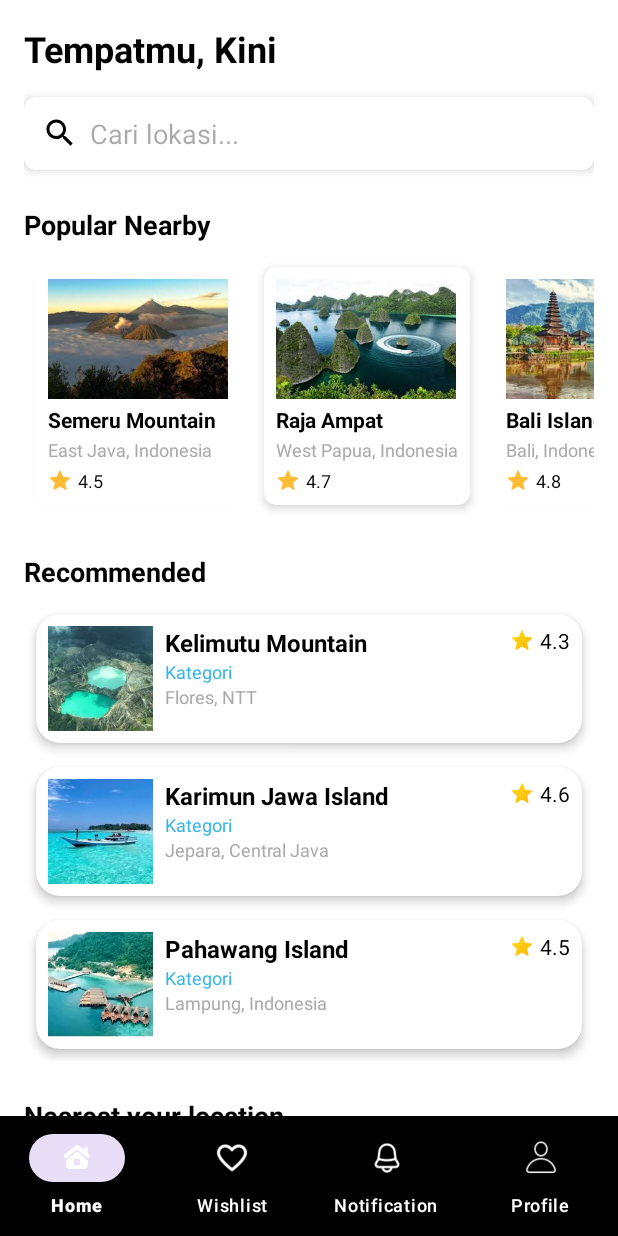
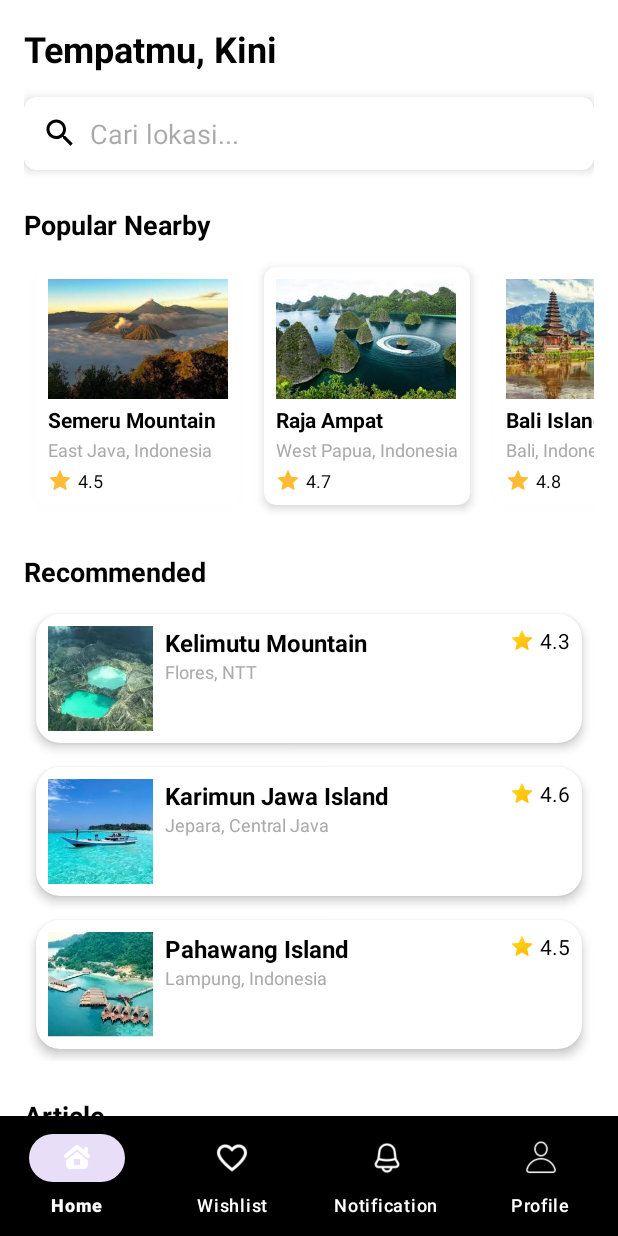
Before and after one commit to FizKw/Project-MAP, an Android app: the HomePageFragment screen opened through its navigation route, on a phone screen of 412 x 824 dp. Run offline under Robolectric (Android 15) with nearby library versions, the phone set to English and light mode, and no system bars; our stand-ins replace Firebase (no records; nobody signed in at launch, a user with empty details on screens opened directly), navigation-ui.

Commit message:
feat: review star
-adding star review
-remove nearest location
-remove choose location

```diff
--- a/app/src/main/java/com/example/projekmap/ChooseLocationAdapter.kt
+++ /dev/null
@@ -1,41 +0,0 @@
-package com.example.projekmap
-
-import android.content.Intent
-import android.view.LayoutInflater
-import android.view.View
-import android.view.ViewGroup
-import android.widget.ImageView
-import android.widget.TextView
-import androidx.recyclerview.widget.RecyclerView
-
-class ChooseLocationAdapter(private val items: List<Place>) : RecyclerView.Adapter<ChooseLocationAdapter.ViewHolder>() {
-
-    inner class ViewHolder(itemView: View) : RecyclerView.ViewHolder(itemView) {
-        val image: ImageView = itemView.findViewById(R.id.location_image)
-        val name: TextView = itemView.findViewById(R.id.location_name)
-    }
-
-    override fun onCreateViewHolder(parent: ViewGroup, viewType: Int): ViewHolder {
-        val view = LayoutInflater.from(parent.context).inflate(R.layout.item_choose_location, parent, false)
-        return ViewHolder(view)
-    }
-
-    override fun onBindViewHolder(holder: ViewHolder, position: Int) {
-        val place = items[position]
-        holder.image.setImageResource(place.imageRes)
-        holder.name.text = place.name
-
-        // Klik item untuk membuka PlaceListActivity
-        holder.itemView.setOnClickListener {
-            val context = holder.itemView.context
-            val intent = Intent(context, PlaceListActivity::class.java).apply {
-                putExtra("REGION", place.name) // Kirim data wilayah (Central Java / Yogyakarta)
-            }
-            context.startActivity(intent)
-        }
-    }
-
-    override fun getItemCount(): Int {
-        return items.size
-    }
-}
--- a/app/src/main/java/com/example/projekmap/HomePageFragment.kt
+++ b/app/src/main/java/com/example/projekmap/HomePageFragment.kt
@@ -71,8 +71,6 @@ class HomePageFragment : BaseAuthFragment() {
         // Initialize RecyclerViews
         popularNearbyRecyclerView = view.findViewById(R.id.popularNearbyRecyclerView)
         recommendedRecyclerView = view.findViewById(R.id.recommendedRecyclerView)
-        nearestLocationRecyclerView = view.findViewById(R.id.nearestLocationRecyclerView)
-        chooseLocationRecyclerView = view.findViewById(R.id.chooseLocationRecyclerView)
         articleRecyclerView = view.findViewById(R.id.articleRecyclerView) // Initialize article RecyclerView
 
 
@@ -90,8 +88,6 @@ class HomePageFragment : BaseAuthFragment() {
         // Setup RecyclerView
         setupPopularNearbyRecyclerView()
         setupRecommendedRecyclerView()
-        setupNearestLocationRecyclerView()
-        setupChooseLocationRecyclerView()
         setupArticleRecyclerView()// Add setup for Choose Location
     }
 
@@ -170,26 +166,6 @@ class HomePageFragment : BaseAuthFragment() {
         recommendedRecyclerView.adapter = adapter
     }
 
-    private fun setupNearestLocationRecyclerView() {
-        val nearestPlaces = listOf(
-            Place("Pramuka Island", "Thousand Island, Jakarta Kep", 4.5, R.drawable.pramuka_island, "Pramuka Island is famous for its pristine beaches."),
-            Place("Pari Island", "Thousand Island, Jakarta Kep", 4.3, R.drawable.pari_island, "Pari Island is a beautiful island with clear waters and great snorkeling spots.")
-        )
-        val adapter = NearestLocationAdapter(nearestPlaces)
-        nearestLocationRecyclerView.layoutManager = LinearLayoutManager(requireContext(), LinearLayoutManager.HORIZONTAL, false)
-        nearestLocationRecyclerView.adapter = adapter
-    }
-
-    private fun setupChooseLocationRecyclerView() {
-        val locations = listOf(
-            Place("Central Java", "Yogyakarta, Indonesia", 0.0, R.drawable.central_java, "Explore cultural heritage in Central Java."),
-            Place("Yogyakarta", "Yogyakarta, Indonesia", 0.0, R.drawable.yogyakarta, "Discover the beauty of Yogyakarta.")
-        )
-        val adapter = ChooseLocationAdapter(locations)
-        chooseLocationRecyclerView.layoutManager = LinearLayoutManager(requireContext(), LinearLayoutManager.HORIZONTAL, false)
-        chooseLocationRecyclerView.adapter = adapter
-    }
-
     // Setup for Article RecyclerView
     private fun setupArticleRecyclerView() {
         val articles = listOf(
--- a/app/src/main/java/com/example/projekmap/NearestLocationAdapter.kt
+++ /dev/null
@@ -1,50 +0,0 @@
-package com.example.projekmap
-
-import android.content.Intent
-import android.view.LayoutInflater
-import android.view.View
-import android.view.ViewGroup
-import android.widget.ImageView
-import android.widget.TextView
-import androidx.recyclerview.widget.RecyclerView
-
-class NearestLocationAdapter(private val items: List<Place>) : RecyclerView.Adapter<NearestLocationAdapter.ViewHolder>() {
-
-    inner class ViewHolder(itemView: View) : RecyclerView.ViewHolder(itemView) {
-        val image: ImageView = itemView.findViewById(R.id.nearest_location_image)
-        val name: TextView = itemView.findViewById(R.id.nearest_location_name)
-        val location: TextView = itemView.findViewById(R.id.nearest_location_address)
-        val rating: TextView = itemView.findViewById(R.id.nearest_location_rating)
-    }
-
-    override fun onCreateViewHolder(parent: ViewGroup, viewType: Int): ViewHolder {
-        val view = LayoutInflater.from(parent.context)
-            .inflate(R.layout.item_nearest_location, parent, false)
-        return ViewHolder(view)
-    }
-
-    override fun onBindViewHolder(holder: ViewHolder, position: Int) {
-        val place = items[position]
-        holder.image.setImageResource(place.imageRes)
-        holder.name.text = place.name
-        holder.location.text = place.location
-        holder.rating.text = place.rating.toString()
-
-        // Aksi klik untuk membuka detail tempat
-        holder.itemView.setOnClickListener {
-            val context = holder.itemView.context
-            val intent = Intent(context, PlaceDetailActivity::class.java).apply {
-                putExtra("PLACE_NAME", place.name)
-                putExtra("PLACE_LOCATION", place.location)
-                putExtra("PLACE_RATING", place.rating.toString())
-                putExtra("PLACE_IMAGE", place.imageRes)
-                putExtra("PLACE_DESCRIPTION", place.description)
-            }
-            context.startActivity(intent)
-        }
-    }
-
-    override fun getItemCount(): Int {
-        return items.size
-    }
-}
--- a/app/src/main/res/layout/fragment_home_page.xml
+++ b/app/src/main/res/layout/fragment_home_page.xml
@@ -99,43 +99,6 @@
                 app:layoutManager="androidx.recyclerview.widget.LinearLayoutManager"
                 tools:listitem="@layout/item_recommended" />
 
-            <TextView
-                android:layout_width="wrap_content"
-                android:layout_height="wrap_content"
-                android:layout_marginTop="24dp"
-                android:text="Nearest your location"
-                android:textColor="@android:color/black"
-                android:textSize="18sp"
-                android:textStyle="bold" />
-
-            <androidx.recyclerview.widget.RecyclerView
-                android:id="@+id/nearestLocationRecyclerView"
-                android:layout_width="match_parent"
-                android:layout_height="wrap_content"
-                android:layout_marginTop="8dp"
-                android:orientation="horizontal"
-                android:nestedScrollingEnabled="false"
-                app:layoutManager="androidx.recyclerview.widget.LinearLayoutManager"
-                tools:listitem="@layout/item_nearest_location" />
-
-            <TextView
-                android:layout_width="wrap_content"
-                android:layout_height="wrap_content"
-                android:text="Choose the location you want"
-                android:textSize="18sp"
-                android:textStyle="bold"
-                android:textColor="@android:color/black"
-                android:layout_marginTop="24dp"/>
-
-            <androidx.recyclerview.widget.RecyclerView
-                android:id="@+id/chooseLocationRecyclerView"
-                android:layout_width="match_parent"
-                android:layout_height="wrap_content"
-                android:layout_marginTop="8dp"
-                android:orientation="horizontal"
-                android:nestedScrollingEnabled="false"
-                app:layoutManager="androidx.recyclerview.widget.LinearLayoutManager"
-                tools:listitem="@layout/item_choose_location" />
 
             <TextView
                 android:layout_width="wrap_content"
--- a/app/src/main/res/layout/item_recommended.xml
+++ b/app/src/main/res/layout/item_recommended.xml
@@ -40,15 +40,6 @@
                 android:textColor="@android:color/black"
                 android:textSize="16sp" />
 
-            <!-- Kategori (misalnya Hiking, Travel) -->
-            <TextView
-                android:id="@+id/recommended_place_category"
-                android:layout_width="wrap_content"
-                android:layout_height="wrap_content"
-                android:text="Kategori"
-                android:textColor="@android:color/holo_blue_light"
-                android:textSize="12sp" />
-
             <!-- Lokasi tempat -->
             <TextView
                 android:id="@+id/recommended_place_location"
```
Also changed, not shown: app/src/main/java/com/example/projekmap/PlaceDetailActivity.kt (+35 -0 lines), app/src/main/res/layout/activity_place_detail.xml (+13 -35 lines), app/src/main/res/layout/dialog_rate_place.xml (added, +36 -0 lines), app/src/main/res/layout/item_choose_location.xml (deleted, +0 -41 lines), app/src/main/res/layout/item_nearest_location.xml (deleted, +0 -69 lines).
